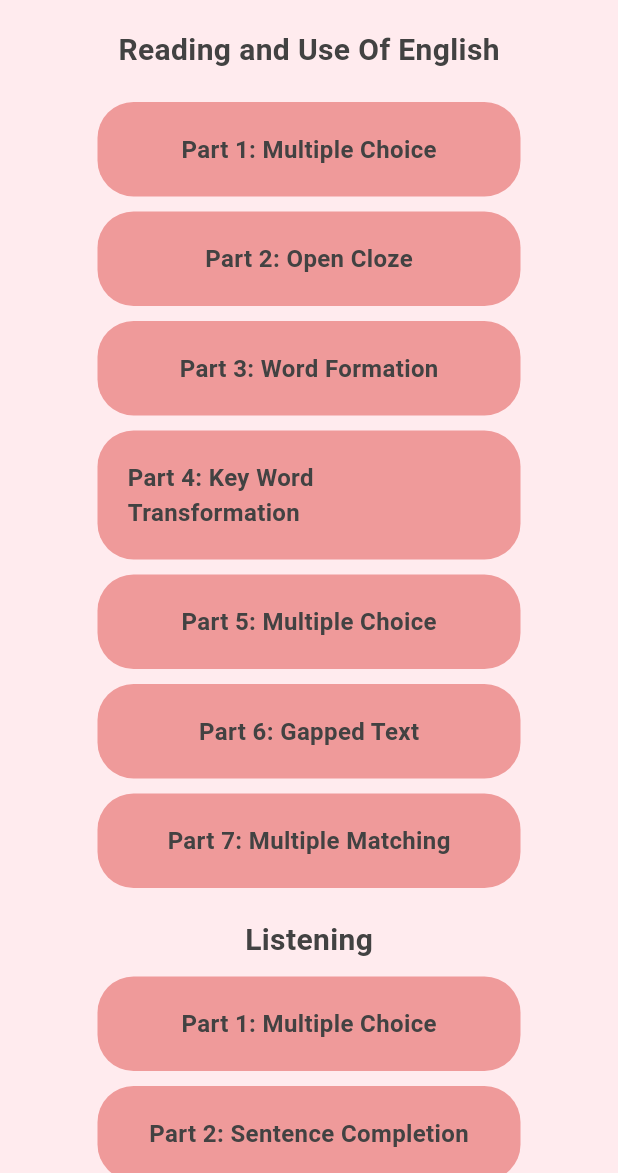
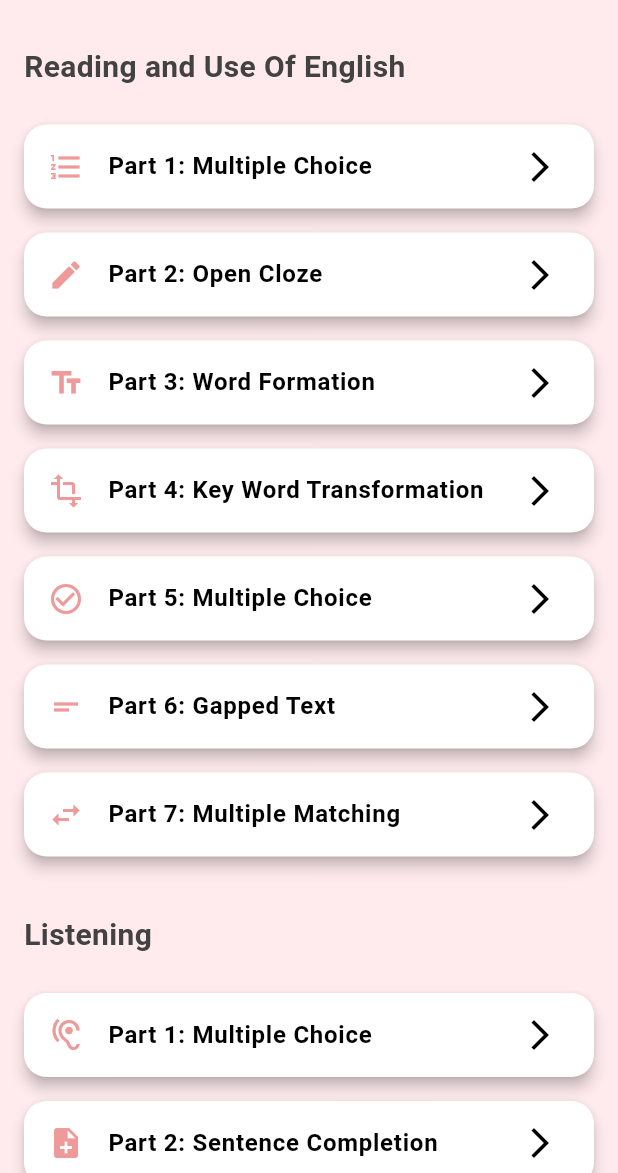
Before and after one commit to arturopicazo04/Be-English-FlutterApp, a Flutter app: the InteractiveExamsPage screen opened by its route, on a phone screen of 412 x 824 dp, the part 63-1236 px from its top. Run offline on Flutter 3.47's test engine with Material 3 defaults, Android fonts, the phone set to English and light mode, and no system bars; our stand-ins replace awesome_notifications, cached_network_image, cloud_firestore, file_picker, firebase_auth, firebase_core and 3 more; accounts and stored records are empty.

Commit message:
UI Change

```diff
--- a/lib/pages/interactive_exams_page.dart
+++ b/lib/pages/interactive_exams_page.dart
@@ -1,4 +1,3 @@
-import 'package:be_english/components/custom_button.dart';
 import 'package:be_english/components/custom_drawer.dart';
 import 'package:flutter/material.dart';
 
@@ -19,127 +18,15 @@ class InteractiveExamsPage extends StatelessWidget {
       body: SingleChildScrollView(
         child: Center(
           child: Padding(
-            padding: const EdgeInsets.all(5),
+            padding: const EdgeInsets.all(16.0),
             child: Column(
-              mainAxisAlignment: MainAxisAlignment.center,
+              crossAxisAlignment: CrossAxisAlignment.stretch,
               children: [
-                const Text(
-                  "Reading and Use Of English",
-                  style: TextStyle(fontSize: 20, fontWeight: FontWeight.bold),
-                ),
-                Column(
-                  children: [
-                    Padding(
-                      padding: const EdgeInsets.symmetric(
-                          horizontal: 60, vertical: 20),
-                      child: Column(
-                        children: [
-                          CustomButton(
-                            text: "Part 1: Multiple Choice",
-                            onTap: () {
-                              Navigator.pushNamed(context,
-                                  '/reading_part1_multiple_choice_cloze');
-                            },
-                          ),
-                          const SizedBox(height: 10),
-                          CustomButton(
-                            text: "Part 2: Open Cloze",
-                            onTap: () {
-                              Navigator.pushNamed(
-                                  context, '/uoe_part2_open_cloze');
-                            },
-                          ),
-                          const SizedBox(height: 10),
-                          CustomButton(
-                            text: "Part 3: Word Formation",
-                            onTap: () {
-                              Navigator.pushNamed(
-                                  context, '/uoe_part3_word_formation');
-                            },
-                          ),
-                          const SizedBox(height: 10),
-                          CustomButton(
-                            text: "Part 4: Key Word Transformation",
-                            onTap: () {
-                              Navigator.pushNamed(context,
-                                  '/uoe_part4_key_word_transformation');
-                            },
-                          ),
-                          const SizedBox(height: 10),
-                          CustomButton(
-                            text: "Part 5: Multiple Choice",
-                            onTap: () {
-                              Navigator.pushNamed(
-                                  context, '/reading_part5_multiple_choice');
-                            },
-                          ),
-                          const SizedBox(height: 10),
-                          CustomButton(
-                            text: "Part 6: Gapped Text",
-                            onTap: () {
-                              Navigator.pushNamed(
-                                  context, '/reading_part6_open_cloze');
-                            },
-                          ),
-                          const SizedBox(height: 10),
-                          CustomButton(
-                            text: "Part 7: Multiple Matching",
-                            onTap: () {
-                              Navigator.pushNamed(
-                                  context, '/reading_part7_multiple_choice');
-                            },
-                          ),
-                        ],
-                      ),
-                    ),
-                  ],
-                ),
-                const Text(
-                  "Listening",
-                  style: TextStyle(fontSize: 20, fontWeight: FontWeight.bold),
-                ),
-                Column(
-                  children: [
-                    Padding(
-                      padding: const EdgeInsets.symmetric(
-                          horizontal: 60, vertical: 10),
-                      child: Column(
-                        children: [
-                          CustomButton(
-                            text: "Part 1: Multiple Choice",
-                            onTap: () {
-                              Navigator.pushNamed(context, '/listening_part1');
-                            },
-                          ),
-                          const SizedBox(height: 10),
-                          CustomButton(
-                            text: "Part 2: Sentence Completion",
-                            onTap: () {
-                              Navigator.pushNamed(
-                                  context, '/listening_part2_open_cloze');
-                            },
-                          ),
-                          const SizedBox(height: 10),
-                          CustomButton(
-                            text: "Part 3: Multiple Choice",
-                            onTap: () {
-                              Navigator.pushNamed(
-                                  context, '/listening_part3_multiple_choice');
-                            },
-                          ),
-                          const SizedBox(height: 10),
-                          CustomButton(
-                            text: "Part 4: Multiple Choice",
-                            onTap: () {
-                              Navigator.pushNamed(context,
-                                  '/listening_part4_key_word_transformation');
-                            },
-                          ),
-                        ],
-                      ),
-                    ),
-                  ],
-                ),
+                _buildSectionTitle(context, "Reading and Use Of English"),
+                _buildReadingButtons(context),
+                const SizedBox(height: 30),
+                _buildSectionTitle(context, "Listening"),
+                _buildListeningButtons(context),
               ],
             ),
           ),
@@ -147,4 +34,124 @@ class InteractiveExamsPage extends StatelessWidget {
       ),
     );
   }
+
+  Widget _buildSectionTitle(BuildContext context, String title) {
+    return Padding(
+      padding: const EdgeInsets.only(bottom: 16.0),
+      child: Text(
+        title,
+        style: const TextStyle(
+          fontWeight: FontWeight.bold,
+          fontSize: 20,
+        ),
+      ),
+    );
+  }
+
+  Widget _buildReadingButtons(BuildContext context) {
+    return Column(
+      children: [
+        _buildExamCard(
+          context,
+          title: "Part 1: Multiple Choice",
+          icon: Icons.format_list_numbered,
+          route: '/reading_part1_multiple_choice_cloze',
+        ),
+        _buildExamCard(
+          context,
+          title: "Part 2: Open Cloze",
+          icon: Icons.edit,
+          route: '/uoe_part2_open_cloze',
+        ),
+        _buildExamCard(
+          context,
+          title: "Part 3: Word Formation",
+          icon: Icons.text_fields,
+          route: '/uoe_part3_word_formation',
+        ),
+        _buildExamCard(
+          context,
+          title: "Part 4: Key Word Transformation",
+          icon: Icons.transform,
+          route: '/uoe_part4_key_word_transformation',
+        ),
+        _buildExamCard(
+          context,
+          title: "Part 5: Multiple Choice",
+          icon: Icons.check_circle_outline,
+          route: '/reading_part5_multiple_choice',
+        ),
+        _buildExamCard(
+          context,
+          title: "Part 6: Gapped Text",
+          icon: Icons.short_text,
+          route: '/reading_part6_open_cloze',
+        ),
+        _buildExamCard(
+          context,
+          title: "Part 7: Multiple Matching",
+          icon: Icons.swap_horiz,
+          route: '/reading_part7_multiple_choice',
+        ),
+      ],
+    );
+  }
+
+  Widget _buildListeningButtons(BuildContext context) {
+    return Column(
+      children: [
+        _buildExamCard(
+          context,
+          title: "Part 1: Multiple Choice",
+          icon: Icons.hearing,
+          route: '/listening_part1',
+        ),
+        _buildExamCard(
+          context,
+          title: "Part 2: Sentence Completion",
+          icon: Icons.note_add,
+          route: '/listening_part2_open_cloze',
+        ),
+        _buildExamCard(
+          context,
+          title: "Part 3: Multiple Choice",
+          icon: Icons.hearing,
+          route: '/listening_part3_multiple_choice',
+        ),
+        _buildExamCard(
+          context,
+          title: "Part 4: Multiple Choice",
+          icon: Icons.hearing,
+          route: '/listening_part4_key_word_transformation',
+        ),
+      ],
+    );
+  }
+
+  Widget _buildExamCard(
+    BuildContext context, {
+    required String title,
+    required IconData icon,
+    required String route,
+  }) {
+    return Card(
+      elevation: 4,
+      margin: const EdgeInsets.symmetric(vertical: 8),
+      shape: RoundedRectangleBorder(borderRadius: BorderRadius.circular(15)),
+      child: ListTile(
+        leading: Icon(icon, color: Theme.of(context).colorScheme.primary),
+        title: Text(
+          title,
+          style: const TextStyle(
+            fontSize: 16,
+            fontWeight: FontWeight.w600,
+          ),
+        ),
+        trailing: const Icon(Icons.arrow_forward_ios),
+        onTap: () {
+          Navigator.pushNamed(context, route);
+        },
+      ),
+    );
+  }
 }
```
